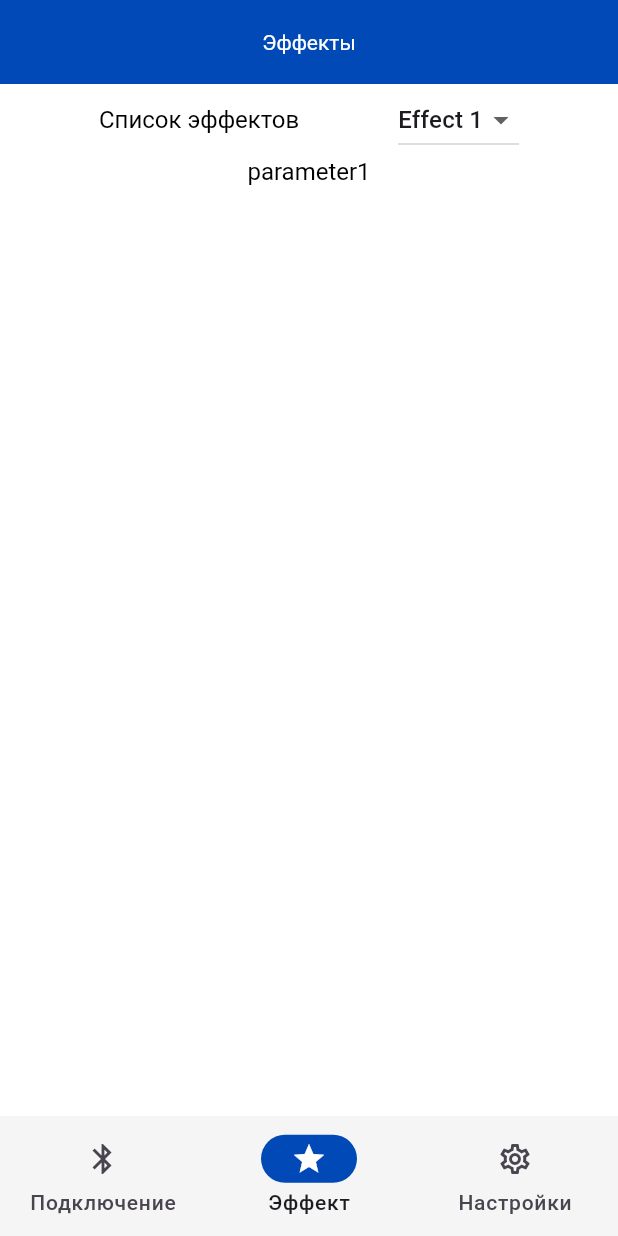
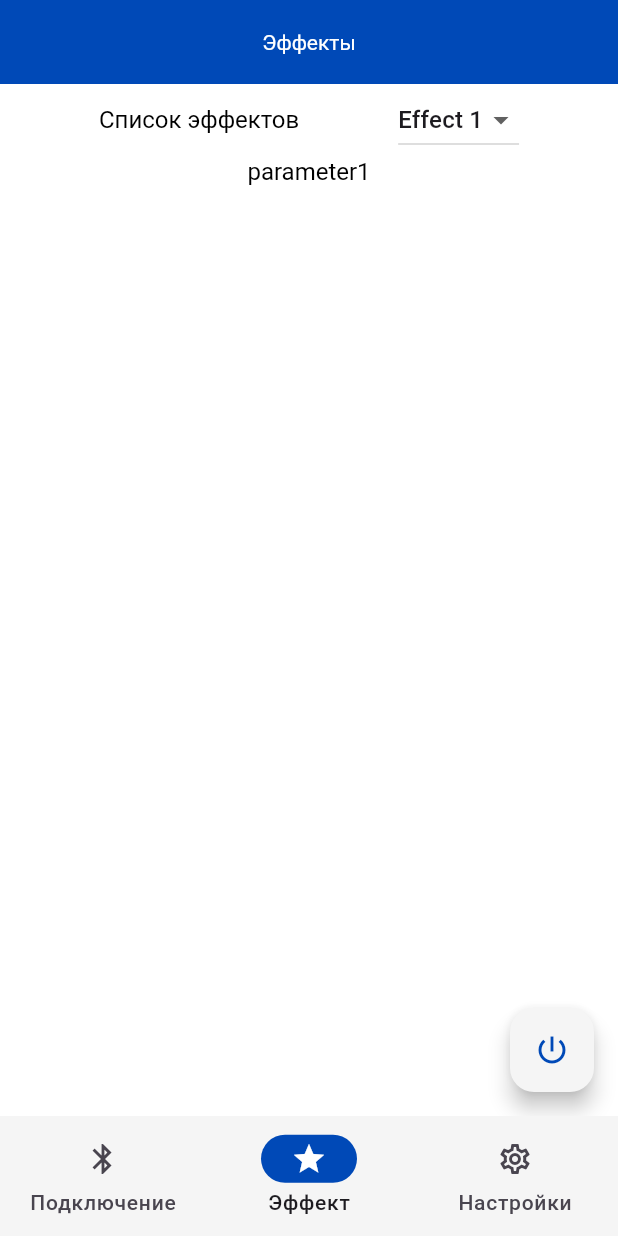
Before and after one commit to NikitaAnuf/rgb_controller, a Flutter app: the screen it shows after launch, on a phone screen of 412 x 824 dp. Run offline on Flutter 3.47's test engine with Material 3 defaults, Android fonts, the light colour scheme and no system bars; our stand-ins replace flutter_blue_plus, get.

Commit message:
add floating action button

```diff
--- a/lib/main.dart
+++ b/lib/main.dart
@@ -230,7 +230,17 @@ class _EffectsScreenState extends State<EffectsScreen> {
             Obx(() => controller.screens[controller.selectedIndex.value])
           ],
         ),
-      )
+      ),
+      floatingActionButton: FloatingActionButton(
+          backgroundColor: theme.navigationBarTheme.backgroundColor,
+          onPressed: () => {
+            // Вызов функции передачи данных
+          },
+        child: Icon(
+            Icons.power_settings_new,
+            color: theme.primaryColor
+        ),
+      ),
     );
   }
 }
```
